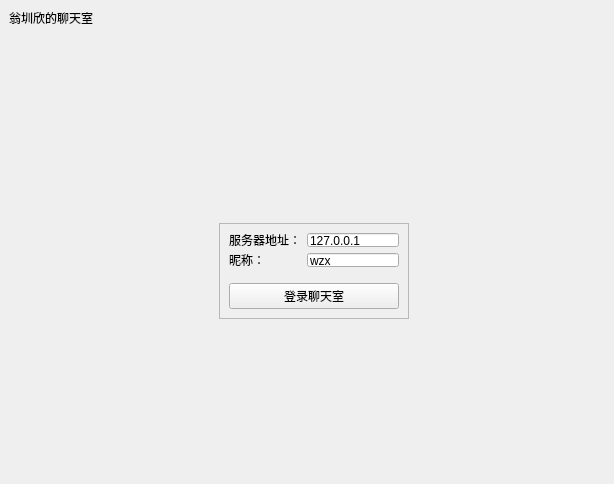
First picture: the form in lab5/CheckClient/mainwindow.ui, repository w2565380-crypto/my-warehouse, before the edit.
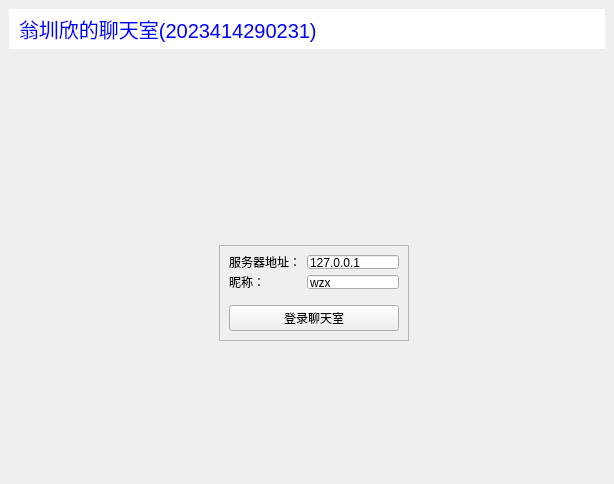
Second picture: the form after the edit.

The edit to the form file:
```diff
--- a/lab5/CheckClient/mainwindow.ui
+++ b/lab5/CheckClient/mainwindow.ui
@@ -17,8 +17,30 @@
    <layout class="QGridLayout" name="gridLayout">
     <item row="0" column="0">
      <widget class="QLabel" name="titleLabel">
+      <property name="styleSheet">
+       <string notr="true">#titleLabel{
+background:white;
+color:blue;
+font-size:20px;
+border-bottom:1px soild black;
+padding:5px;
+}
+
+#mainFrame{
+borden:none;
+backkgrond:white;
+}
+
+#loginFrame{
+background:qlineargradient(x1:0, y1:0, x2:1, y2:0,
+                               stop:0 #FF0080, stop:0.5 #00FFAA, stop:1 #8000FF);
+borden:1px soild gray;
+padding:10px;
+borden-radius:25px;
+}</string>
+      </property>
       <property name="text">
-       <string>翁圳欣的聊天室</string>
+       <string>翁圳欣的聊天室(2023414290231)</string>
       </property>
      </widget>
     </item>
```
